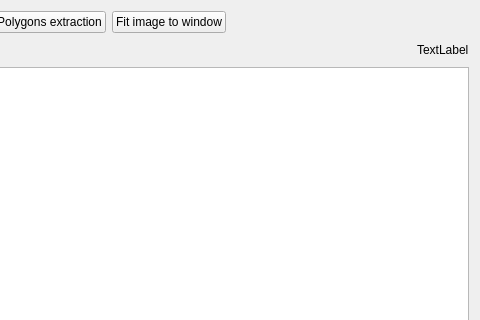
cpenar/Qt_PolSarPRO, file image_viewer.ui: the form before one commit; both pictures show x 231 to 711 and y 0 to 320 of the 711 by 894 pixel window.
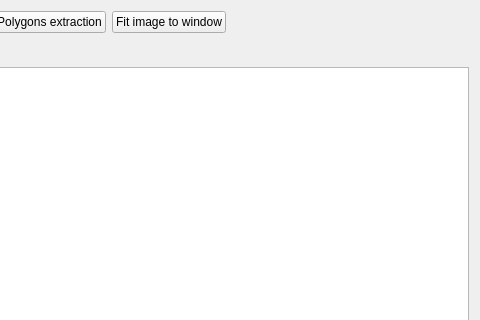
The form after the commit.

Commit message: unused QLabel

Patch:
```diff
--- a/image_viewer.ui
+++ b/image_viewer.ui
@@ -112,13 +112,6 @@
          </property>
         </spacer>
        </item>
-       <item>
-        <widget class="QLabel" name="label_2">
-         <property name="text">
-          <string>TextLabel</string>
-         </property>
-        </widget>
-       </item>
       </layout>
      </item>
      <item>
```
